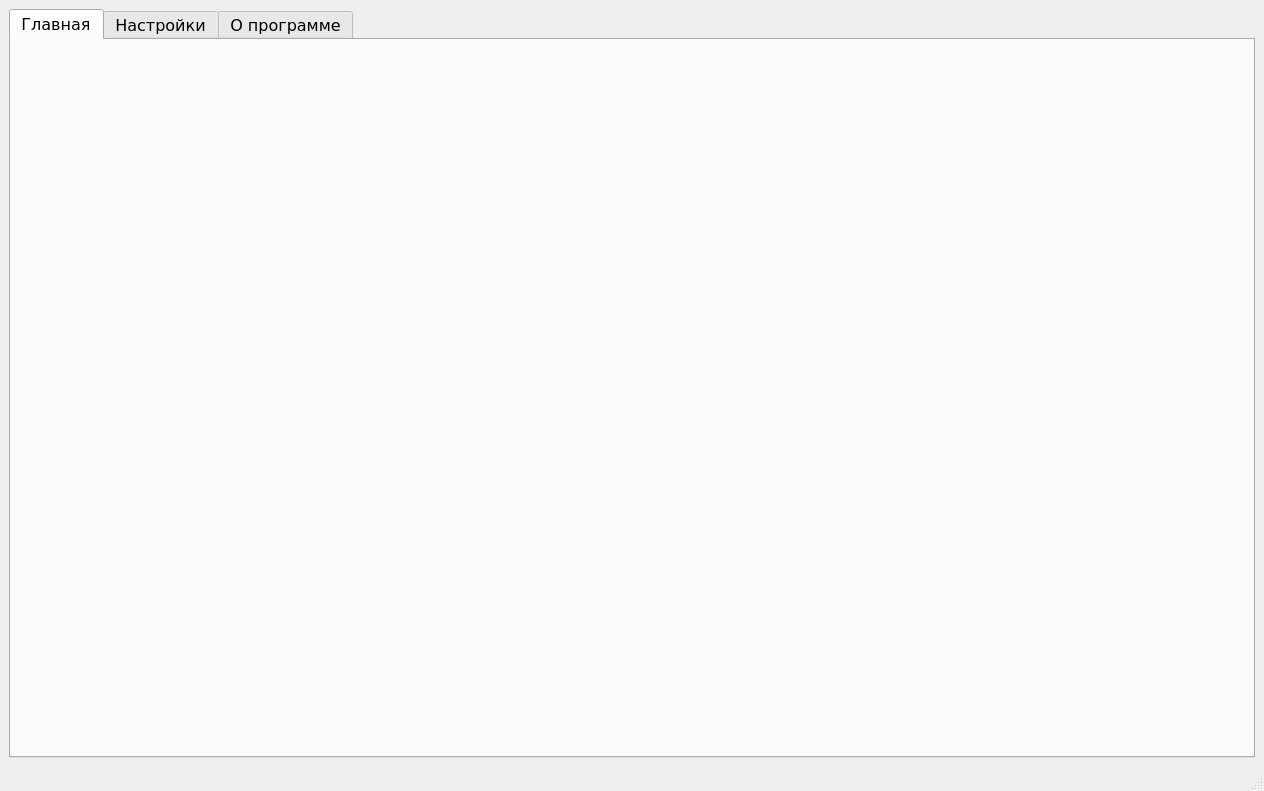
Qt form UI.ui (PowNey-code/PhoneArray) before a commit.
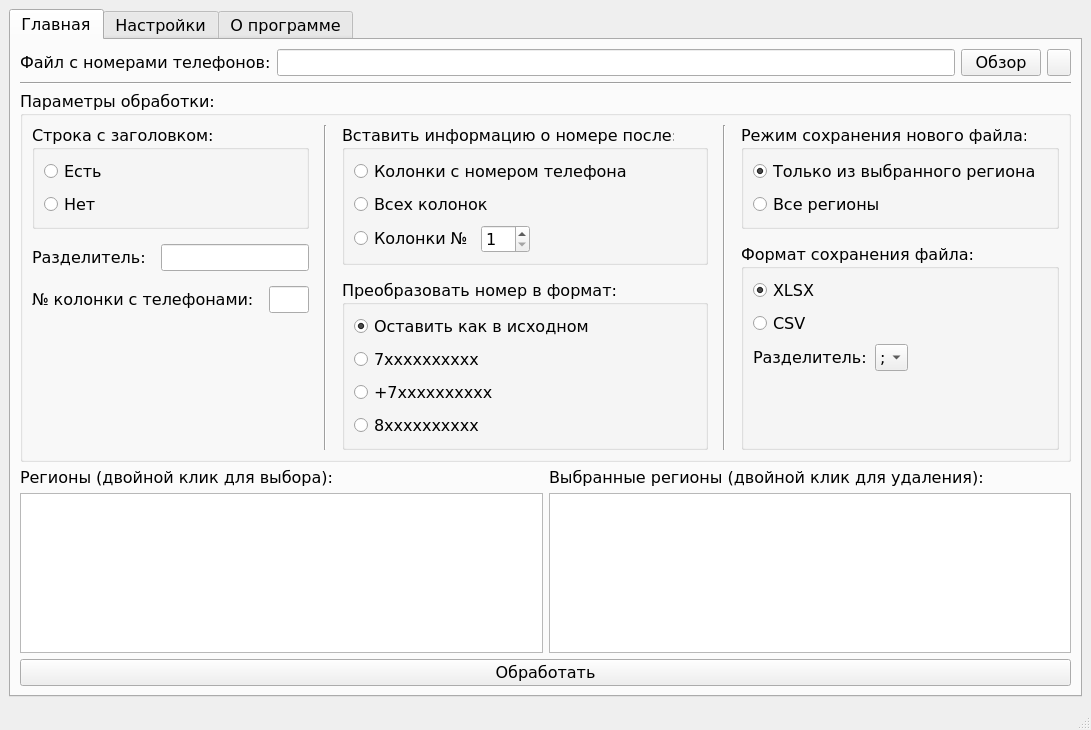
The same form after that commit.

What changed in the file:
```diff
--- a/UI.ui
+++ b/UI.ui
@@ -6,8 +6,8 @@
    <rect>
     <x>0</x>
     <y>0</y>
-    <width>1264</width>
-    <height>791</height>
+    <width>1091</width>
+    <height>730</height>
    </rect>
   </property>
   <property name="font">
@@ -30,6 +30,474 @@
        <attribute name="title">
         <string>Главная</string>
        </attribute>
+       <layout class="QVBoxLayout" name="verticalLayout_12">
+        <item>
+         <layout class="QHBoxLayout" name="horizontalLayout_5">
+          <item>
+           <widget class="QLabel" name="label_9">
+            <property name="toolTip">
+             <string>Поддерживаемые форматы CSV, XLS, XLSX, TXT</string>
+            </property>
+            <property name="text">
+             <string>Файл с номерами телефонов:</string>
+            </property>
+           </widget>
+          </item>
+          <item>
+           <widget class="QLineEdit" name="LE_Path"/>
+          </item>
+          <item>
+           <widget class="QPushButton" name="BTN_Browse">
+            <property name="sizePolicy">
+             <sizepolicy hsizetype="Minimum" vsizetype="Preferred">
+              <horstretch>0</horstretch>
+              <verstretch>0</verstretch>
+             </sizepolicy>
+            </property>
+            <property name="text">
+             <string>Обзор</string>
+            </property>
+           </widget>
+          </item>
+          <item>
+           <widget class="QToolButton" name="TBTN_Reset_Path">
+            <property name="sizePolicy">
+             <sizepolicy hsizetype="Preferred" vsizetype="Preferred">
+              <horstretch>0</horstretch>
+              <verstretch>0</verstretch>
+             </sizepolicy>
+            </property>
+            <property name="text">
+             <string/>
+            </property>
+           </widget>
+          </item>
+         </layout>
+        </item>
+        <item>
+         <widget class="Line" name="line">
+          <property name="orientation">
+           <enum>Qt::Horizontal</enum>
+          </property>
+         </widget>
+        </item>
+        <item>
+         <widget class="QGroupBox" name="groupBox_3">
+          <property name="title">
+           <string>Параметры обработки:</string>
+          </property>
+          <layout class="QHBoxLayout" name="horizontalLayout_6">
+           <property name="spacing">
+            <number>15</number>
+           </property>
+           <item>
+            <layout class="QVBoxLayout" name="verticalLayout_9">
+             <item>
+              <widget class="QGroupBox" name="groupBox_4">
+               <property name="sizePolicy">
+                <sizepolicy hsizetype="Preferred" vsizetype="Preferred">
+                 <horstretch>0</horstretch>
+                 <verstretch>0</verstretch>
+                </sizepolicy>
+               </property>
+               <property name="title">
+                <string>Строка с заголовком:</string>
+               </property>
+               <layout class="QVBoxLayout" name="verticalLayout_2">
+                <property name="spacing">
+                 <number>8</number>
+                </property>
+                <item>
+                 <widget class="QRadioButton" name="RBTN_Head_Y">
+                  <property name="text">
+                   <string>Есть</string>
+                  </property>
+                 </widget>
+                </item>
+                <item>
+                 <widget class="QRadioButton" name="RBTN_Head_N">
+                  <property name="text">
+                   <string>Нет</string>
+                  </property>
+                 </widget>
+                </item>
+               </layout>
+              </widget>
+             </item>
+             <item>
+              <layout class="QHBoxLayout" name="horizontalLayout_3">
+               <item>
+                <widget class="QLabel" name="label_10">
+                 <property name="text">
+                  <string>Разделитель:</string>
+                 </property>
+                </widget>
+               </item>
+               <item>
+                <widget class="QLineEdit" name="LE_Separator"/>
+               </item>
+              </layout>
+             </item>
+             <item>
+              <layout class="QHBoxLayout" name="horizontalLayout_4">
+               <item>
+                <widget class="QLabel" name="label_11">
+                 <property name="toolTip">
+                  <string>Номер колонки по порядку в которой находятся телефонные номера </string>
+                 </property>
+                 <property name="text">
+                  <string>№ колонки с телефонами:</string>
+                 </property>
+                </widget>
+               </item>
+               <item>
+                <widget class="QLineEdit" name="LE_Column_w_Phone"/>
+               </item>
+              </layout>
+             </item>
+             <item>
+              <spacer name="verticalSpacer">
+               <property name="orientation">
+                <enum>Qt::Vertical</enum>
+               </property>
+               <property name="sizeHint" stdset="0">
+                <size>
+                 <width>20</width>
+                 <height>10</height>
+                </size>
+               </property>
+              </spacer>
+             </item>
+            </layout>
+           </item>
+           <item>
+            <widget class="Line" name="line_2">
+             <property name="orientation">
+              <enum>Qt::Vertical</enum>
+             </property>
+            </widget>
+           </item>
+           <item>
+            <layout class="QVBoxLayout" name="verticalLayout_8">
+             <property name="spacing">
+              <number>15</number>
+             </property>
+             <item>
+              <widget class="QGroupBox" name="groupBox_5">
+               <property name="title">
+                <string>Вставить информацию о номере после:</string>
+               </property>
+               <layout class="QVBoxLayout" name="verticalLayout_4">
+                <property name="spacing">
+                 <number>8</number>
+                </property>
+                <item>
+                 <widget class="QRadioButton" name="RADIO_Insert_After_Phone">
+                  <property name="text">
+                   <string>Колонки с номером телефона</string>
+                  </property>
+                 </widget>
+                </item>
+                <item>
+                 <widget class="QRadioButton" name="RADIO_Insert_Last">
+                  <property name="text">
+                   <string>Всех колонок</string>
+                  </property>
+                 </widget>
+                </item>
+                <item>
+                 <layout class="QHBoxLayout" name="horizontalLayout">
+                  <item>
+                   <widget class="QRadioButton" name="RADIO_Insert_After">
+                    <property name="text">
+                     <string>Колонки №</string>
+                    </property>
+                   </widget>
+                  </item>
+                  <item>
+                   <widget class="QSpinBox" name="SPINBOX_Insert_After">
+                    <property name="minimum">
+                     <number>1</number>
+                    </property>
+                   </widget>
+                  </item>
+                  <item>
+                   <spacer name="horizontalSpacer">
+                    <property name="orientation">
+                     <enum>Qt::Horizontal</enum>
+                    </property>
+                    <property name="sizeHint" stdset="0">
+                     <size>
+                      <width>10</width>
+                      <height>20</height>
+                     </size>
+                    </property>
+                   </spacer>
+                  </item>
+                 </layout>
+                </item>
+               </layout>
+              </widget>
+             </item>
+             <item>
+              <widget class="QGroupBox" name="groupBox_8">
+               <property name="title">
+                <string>Преобразовать номер в формат:</string>
+               </property>
+               <layout class="QVBoxLayout" name="verticalLayout_6">
+                <property name="spacing">
+                 <number>8</number>
+                </property>
+                <item>
+                 <widget class="QRadioButton" name="RADIO_Phone_As_Source">
+                  <property name="sizePolicy">
+                   <sizepolicy hsizetype="Minimum" vsizetype="Minimum">
+                    <horstretch>0</horstretch>
+                    <verstretch>0</verstretch>
+                   </sizepolicy>
+                  </property>
+                  <property name="text">
+                   <string>Оставить как в исходном</string>
+                  </property>
+                  <property name="checked">
+                   <bool>true</bool>
+                  </property>
+                 </widget>
+                </item>
+                <item>
+                 <widget class="QRadioButton" name="RADIO_Phone_7x">
+                  <property name="sizePolicy">
+                   <sizepolicy hsizetype="Minimum" vsizetype="Minimum">
+                    <horstretch>0</horstretch>
+                    <verstretch>0</verstretch>
+                   </sizepolicy>
+                  </property>
+                  <property name="text">
+                   <string>7xxxxxxxxxx</string>
+                  </property>
+                 </widget>
+                </item>
+                <item>
+                 <widget class="QRadioButton" name="RADIO_Phone_Plus7x">
+                  <property name="sizePolicy">
+                   <sizepolicy hsizetype="Minimum" vsizetype="Minimum">
+                    <horstretch>0</horstretch>
+                    <verstretch>0</verstretch>
+                   </sizepolicy>
+                  </property>
+                  <property name="text">
+                   <string>+7xxxxxxxxxx</string>
+                  </property>
+                 </widget>
+                </item>
+                <item>
+                 <widget class="QRadioButton" name="RADIO_Phone_8x">
+                  <property name="sizePolicy">
+                   <sizepolicy hsizetype="Minimum" vsizetype="Minimum">
+                    <horstretch>0</horstretch>
+                    <verstretch>0</verstretch>
+                   </sizepolicy>
+                  </property>
+                  <property name="text">
+                   <string>8xxxxxxxxxx</string>
+                  </property>
+                 </widget>
+                </item>
+                <item>
+                 <spacer name="verticalSpacer_3">
+                  <property name="orientation">
+                   <enum>Qt::Vertical</enum>
+                  </property>
+                  <property name="sizeHint" stdset="0">
+                   <size>
+                    <width>20</width>
+                    <height>10</height>
+                   </size>
+                  </property>
+                 </spacer>
+                </item>
+               </layout>
+              </widget>
+             </item>
+            </layout>
+           </item>
+           <item>
+            <widget class="Line" name="line_4">
+             <property name="orientation">
+              <enum>Qt::Vertical</enum>
+             </property>
+            </widget>
+           </item>
+           <item>
+            <layout class="QVBoxLayout" name="verticalLayout_7">
+             <property name="spacing">
+              <number>15</number>
+             </property>
+             <item>
+              <widget class="QGroupBox" name="groupBox_6">
+               <property name="title">
+                <string>Режим сохранения нового файла:</string>
+               </property>
+               <layout class="QVBoxLayout" name="verticalLayout_3">
+                <property name="spacing">
+                 <number>8</number>
+                </property>
+                <item>
+                 <widget class="QRadioButton" name="RADIO_Selected_Regions">
+                  <property name="text">
+                   <string>Только из выбранного региона</string>
+                  </property>
+                  <property name="checked">
+                   <bool>true</bool>
+                  </property>
+                 </widget>
+                </item>
+                <item>
+                 <widget class="QRadioButton" name="RADIO_All_Regions">
+                  <property name="text">
+                   <string>Все регионы</string>
+                  </property>
+                 </widget>
+                </item>
+               </layout>
+              </widget>
+             </item>
+             <item>
+              <widget class="QGroupBox" name="groupBox_7">
+               <property name="title">
+                <string>Формат сохранения файла:</string>
+               </property>
+               <layout class="QVBoxLayout" name="verticalLayout_5">
+                <property name="spacing">
+                 <number>8</number>
+                </property>
+                <item>
+                 <widget class="QRadioButton" name="RADIO_XLSX">
+                  <property name="text">
+                   <string>XLSX</string>
+                  </property>
+                  <property name="checked">
+                   <bool>true</bool>
+                  </property>
+                 </widget>
+                </item>
+                <item>
+                 <widget class="QRadioButton" name="RADIO_CSV">
+                  <property name="text">
+                   <string>CSV</string>
+                  </property>
+                 </widget>
+                </item>
+                <item>
+                 <layout class="QHBoxLayout" name="horizontalLayout_2">
+                  <item>
+                   <widget class="QLabel" name="label_12">
+                    <property name="text">
+                     <string>Разделитель:</string>
+                    </property>
+                   </widget>
+                  </item>
+                  <item>
+                   <widget class="QComboBox" name="CB_Separator_to_Save">
+                    <property name="sizePolicy">
+                     <sizepolicy hsizetype="Fixed" vsizetype="Fixed">
+                      <horstretch>0</horstretch>
+                      <verstretch>0</verstretch>
+                     </sizepolicy>
+                    </property>
+                    <item>
+                     <property name="text">
+                      <string>;</string>
+                     </property>
+                    </item>
+                    <item>
+                     <property name="text">
+                      <string>,</string>
+                     </property>
+                    </item>
+                    <item>
+                     <property name="text">
+                      <string>:</string>
+                     </property>
+                    </item>
+                   </widget>
+                  </item>
+                  <item>
+                   <spacer name="horizontalSpacer_2">
+                    <property name="orientation">
+                     <enum>Qt::Horizontal</enum>
+                    </property>
+                    <property name="sizeHint" stdset="0">
+                     <size>
+                      <width>40</width>
+                      <height>20</height>
+                     </size>
+                    </property>
+                   </spacer>
+                  </item>
+                 </layout>
+                </item>
+                <item>
+                 <spacer name="verticalSpacer_2">
+                  <property name="orientation">
+                   <enum>Qt::Vertical</enum>
+                  </property>
+                  <property name="sizeHint" stdset="0">
+                   <size>
+                    <width>20</width>
+                    <height>10</height>
+                   </size>
+                  </property>
+                 </spacer>
+                </item>
+               </layout>
+              </widget>
+             </item>
+            </layout>
+           </item>
+          </layout>
+         </widget>
+        </item>
+        <item>
+         <layout class="QHBoxLayout" name="horizontalLayout_7">
+          <item>
+           <layout class="QVBoxLayout" name="verticalLayout_10">
+            <item>
+             <widget class="QLabel" name="label_13">
+              <property name="text">
+               <string>Регионы (двойной клик для выбора):</string>
+              </property>
+             </widget>
+            </item>
+            <item>
+             <widget class="QListWidget" name="LW_All_Regions"/>
+            </item>
+           </layout>
+          </item>
+          <item>
+           <layout class="QVBoxLayout" name="verticalLayout_11">
+            <item>
+             <widget class="QLabel" name="label_14">
+              <property name="text">
+               <string>Выбранные регионы (двойной клик для удаления):</string>
+              </property>
+             </widget>
+            </item>
+            <item>
+             <widget class="QListWidget" name="LW_Selected_Regions"/>
+            </item>
+           </layout>
+          </item>
+         </layout>
+        </item>
+        <item>
+         <widget class="QPushButton" name="pushButton_3">
+          <property name="text">
+           <string>Обработать</string>
+          </property>
+         </widget>
+        </item>
+       </layout>
       </widget>
       <widget class="QWidget" name="Settings">
        <attribute name="title">
```
Left out of the diff: 40 changed lines with no effect on the pictures.
